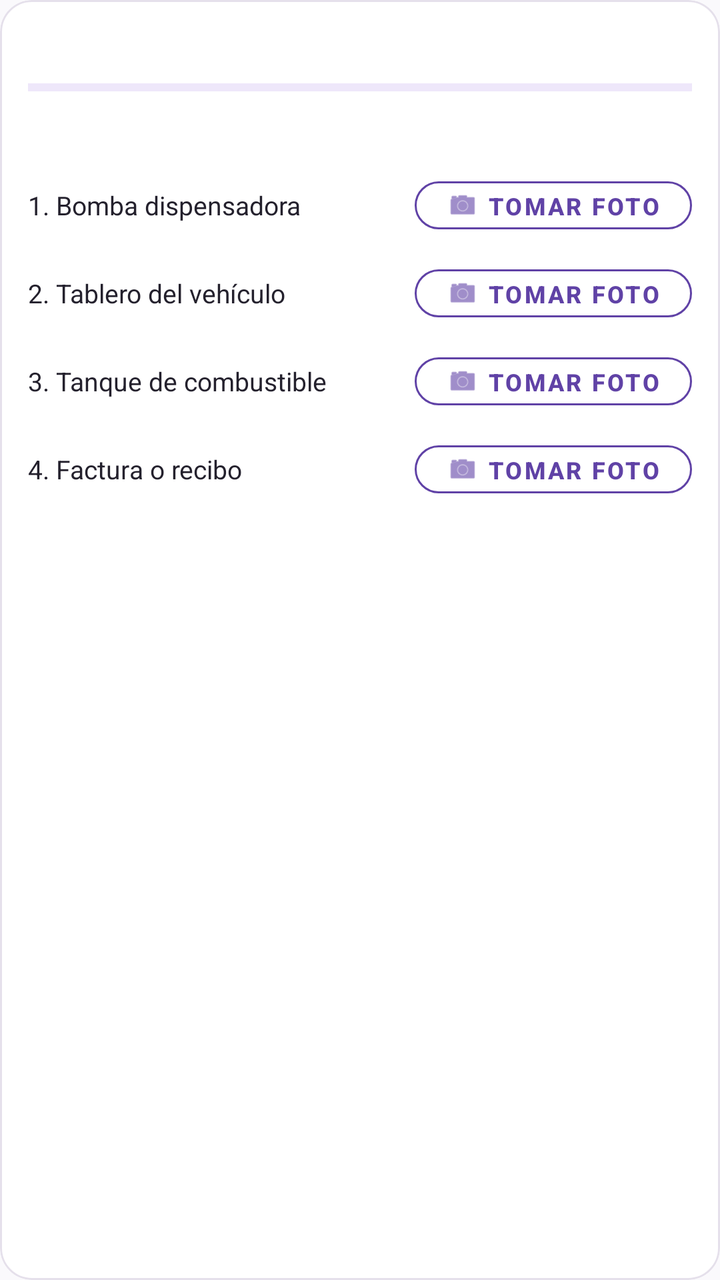
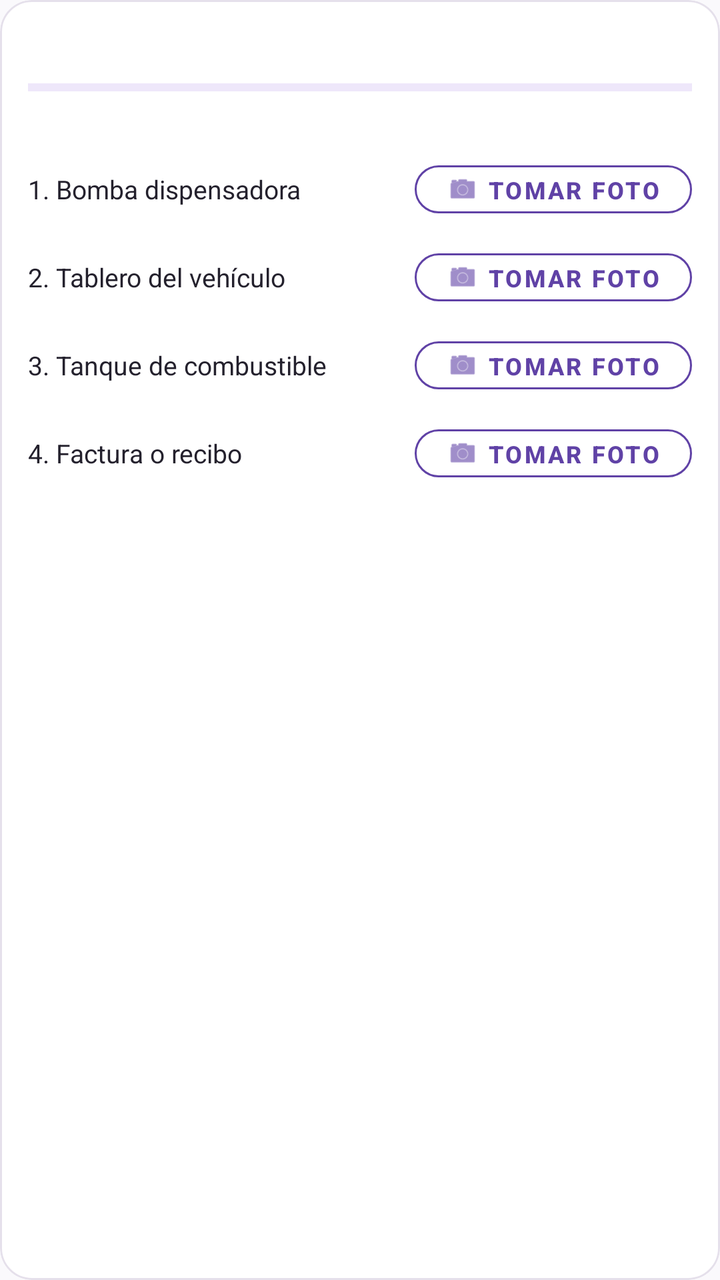

The first picture is an Android layout as it rendered before a commit; the second is the same layout after the commit. The layout source and the unified diff follow.
<!-- AndroidManifest.xml: application theme Theme.ApiMovil -->
<!-- res/layout/item_linea_evidencia.xml -->
<?xml version="1.0" encoding="utf-8"?>
<com.google.android.material.card.MaterialCardView xmlns:android="http://schemas.android.com/apk/res/android"
    xmlns:app="http://schemas.android.com/apk/res-auto"
    android:layout_width="match_parent"
    android:layout_height="wrap_content"
    android:layout_marginBottom="12dp"
    app:cardBackgroundColor="@color/blanco"
    app:cardCornerRadius="16dp"
    app:cardElevation="0dp"
    app:contentPadding="14dp"
    app:strokeColor="@color/borde"
    app:strokeWidth="1dp">

    <LinearLayout
        android:layout_width="match_parent"
        android:layout_height="wrap_content"
        android:orientation="vertical">

        <LinearLayout
            android:layout_width="match_parent"
            android:layout_height="wrap_content"
            android:gravity="center_vertical"
            android:orientation="horizontal">

            <TextView
                android:id="@+id/textDestino"
                android:layout_width="0dp"
                android:layout_height="wrap_content"
                android:layout_weight="1"
                android:textColor="@color/texto_principal"
                android:textSize="16sp"
                android:textStyle="bold" />

            <TextView
                android:id="@+id/textProgresoFotos"
                android:layout_width="wrap_content"
                android:layout_height="wrap_content"
                android:textColor="@color/marca"
                android:textSize="12sp"
                android:textStyle="bold" />
        </LinearLayout>

        <com.google.android.material.progressindicator.LinearProgressIndicator
            android:id="@+id/progressFotos"
            android:layout_width="match_parent"
            android:layout_height="wrap_content"
            android:layout_marginTop="6dp"
            android:layout_marginBottom="8dp"
            app:indicatorColor="@color/marca"
            app:trackColor="@color/marca_claro" />

        <TextView
            android:id="@+id/textMonto"
            android:layout_width="match_parent"
            android:layout_height="wrap_content"
            android:layout_marginBottom="12dp"
            android:textColor="@color/marca_oscuro"
            android:textSize="14sp"
            android:textStyle="bold" />

        
        <LinearLayout
            android:layout_width="match_parent"
            android:layout_height="wrap_content"
            android:layout_marginBottom="8dp"
            android:gravity="center_vertical"
            android:orientation="horizontal">

            <TextView
                android:layout_width="0dp"
                android:layout_height="wrap_content"
                android:layout_weight="1"
                android:text="@string/foto_bomba"
                android:textColor="@color/texto_principal"
                android:textSize="13sp" />

            <com.google.android.material.button.MaterialButton
                android:id="@+id/btnBomba"
                style="@style/Widget.App.Button.Outlined"
                android:layout_width="wrap_content"
                android:layout_height="36dp"
                android:text="@string/tomar_foto"
                android:textSize="12sp"
                app:cornerRadius="18dp"
                app:icon="@android:drawable/ic_menu_camera"
                app:iconSize="16dp" />

            <TextView
                android:id="@+id/textBombaListo"
                android:layout_width="wrap_content"
                android:layout_height="wrap_content"
                android:text="@string/foto_subida"
                android:textColor="@color/estado_completada"
                android:textSize="12sp"
                android:textStyle="bold"
                android:visibility="gone" />
        </LinearLayout>

        
        <LinearLayout
            android:layout_width="match_parent"
            android:layout_height="wrap_content"
            android:layout_marginBottom="8dp"
            android:gravity="center_vertical"
            android:orientation="horizontal">

            <TextView
                android:id="@+id/textTableroLabel"
                android:layout_width="0dp"
                android:layout_height="wrap_content"
                android:layout_weight="1"
                android:text="@string/foto_tablero"
                android:textColor="@color/texto_principal"
                android:textSize="13sp" />

            <com.google.android.material.button.MaterialButton
                android:id="@+id/btnTablero"
                style="@style/Widget.App.Button.Outlined"
                android:layout_width="wrap_content"
                android:layout_height="36dp"
                android:text="@string/tomar_foto"
                android:textSize="12sp"
                app:cornerRadius="18dp"
                app:icon="@android:drawable/ic_menu_camera"
                app:iconSize="16dp" />

            <TextView
                android:id="@+id/textTableroListo"
                android:layout_width="wrap_content"
                android:layout_height="wrap_content"
                android:text="@string/foto_subida"
                android:textColor="@color/estado_completada"
                android:textSize="12sp"
                android:textStyle="bold"
                android:visibility="gone" />
        </LinearLayout>

        
        <LinearLayout
            android:layout_width="match_parent"
            android:layout_height="wrap_content"
            android:layout_marginBottom="8dp"
            android:gravity="center_vertical"
            android:orientation="horizontal">

            <TextView
                android:layout_width="0dp"
                android:layout_height="wrap_content"
                android:layout_weight="1"
                android:text="@string/foto_tanque"
                android:textColor="@color/texto_principal"
                android:textSize="13sp" />

            <com.google.android.material.button.MaterialButton
                android:id="@+id/btnTanque"
                style="@style/Widget.App.Button.Outlined"
                android:layout_width="wrap_content"
                android:layout_height="36dp"
                android:text="@string/tomar_foto"
                android:textSize="12sp"
                app:cornerRadius="18dp"
                app:icon="@android:drawable/ic_menu_camera"
                app:iconSize="16dp" />

            <TextView
                android:id="@+id/textTanqueListo"
                android:layout_width="wrap_content"
                android:layout_height="wrap_content"
                android:text="@string/foto_subida"
                android:textColor="@color/estado_completada"
                android:textSize="12sp"
                android:textStyle="bold"
                android:visibility="gone" />
        </LinearLayout>

        
        <LinearLayout
            android:layout_width="match_parent"
            android:layout_height="wrap_content"
            android:gravity="center_vertical"
            android:orientation="horizontal">

            <TextView
                android:layout_width="0dp"
                android:layout_height="wrap_content"
                android:layout_weight="1"
                android:text="@string/foto_factura"
                android:textColor="@color/texto_principal"
                android:textSize="13sp" />

            <com.google.android.material.button.MaterialButton
                android:id="@+id/btnFactura"
                style="@style/Widget.App.Button.Outlined"
                android:layout_width="wrap_content"
                android:layout_height="36dp"
                android:text="@string/tomar_foto"
                android:textSize="12sp"
                app:cornerRadius="18dp"
                app:icon="@android:drawable/ic_menu_camera"
                app:iconSize="16dp" />

            <TextView
                android:id="@+id/textFacturaListo"
                android:layout_width="wrap_content"
                android:layout_height="wrap_content"
                android:text="@string/foto_subida"
                android:textColor="@color/estado_completada"
                android:textSize="12sp"
                android:textStyle="bold"
                android:visibility="gone" />
        </LinearLayout>

    </LinearLayout>
</com.google.android.material.card.MaterialCardView>
<!-- resources referenced by this layout -->
<resources>
  <color name="blanco">#FFFFFF</color>
  <color name="borde">#E5E0EB</color>
  <color name="estado_completada">#2E7D32</color>
  <color name="marca">#6042A6</color>
  <color name="marca_claro">#EEE7FA</color>
  <color name="marca_oscuro">#342052</color>
  <color name="texto_principal">#24212D</color>
  <string name="foto_bomba">1. Bomba dispensadora</string>
  <string name="foto_factura">4. Factura o recibo</string>
  <string name="foto_subida">✓ Subida</string>
  <string name="foto_tablero">2. Tablero del vehículo</string>
  <string name="foto_tanque">3. Tanque de combustible</string>
  <string name="tomar_foto">Tomar foto</string>
  <style name="Widget.App.Button.Outlined" parent="Widget.MaterialComponents.Button.OutlinedButton">
          <item name="strokeColor">@color/marca</item>
          <item name="strokeWidth">1dp</item>
          <item name="android:textColor">@color/marca</item>
          <item name="android:textSize">14sp</item>
          <item name="android:textStyle">bold</item>
          <item name="cornerRadius">12dp</item>
          <item name="rippleColor">@color/marca_claro</item>
      </style>
  <style name="Theme.ApiMovil" parent="Theme.MaterialComponents.Light.NoActionBar">
          <item name="colorPrimary">@color/marca</item>
          <item name="colorPrimaryVariant">@color/marca_oscuro</item>
          <item name="colorOnPrimary">@color/blanco</item>
          <item name="colorSecondary">@color/marca_claro</item>
          <item name="colorOnSecondary">@color/texto_principal</item>
          <item name="android:windowBackground">@color/fondo</item>
          <item name="android:statusBarColor">@color/marca_oscuro</item>
          <item name="android:forceDarkAllowed" tools:targetApi="q">false</item>
      </style>
  <color name="fondo">#FAF9FC</color>
</resources>

<!-- the commit's change to res/layout/item_linea_evidencia.xml (unified diff, before → after) -->
@@ -53,11 +53,20 @@
             android:id="@+id/textMonto"
             android:layout_width="match_parent"
             android:layout_height="wrap_content"
-            android:layout_marginBottom="12dp"
+            android:layout_marginBottom="4dp"
             android:textColor="@color/marca_oscuro"
             android:textSize="14sp"
             android:textStyle="bold" />
 
+        <TextView
+            android:id="@+id/textEstimacion"
+            android:layout_width="match_parent"
+            android:layout_height="wrap_content"
+            android:layout_marginBottom="10dp"
+            android:textColor="@color/texto_secundario"
+            android:textSize="12sp"
+            android:visibility="gone" />
+
         
         <LinearLayout
             android:layout_width="match_parent"
<!-- resource entries referenced after the edit -->
@@ -7,6 +7,7 @@
   <color name="marca_claro">#EEE7FA</color>
   <color name="marca_oscuro">#342052</color>
   <color name="texto_principal">#24212D</color>
+  <color name="texto_secundario">#706A7A</color>
   <string name="foto_bomba">1. Bomba dispensadora</string>
   <string name="foto_factura">4. Factura o recibo</string>
   <string name="foto_subida">✓ Subida</string>
